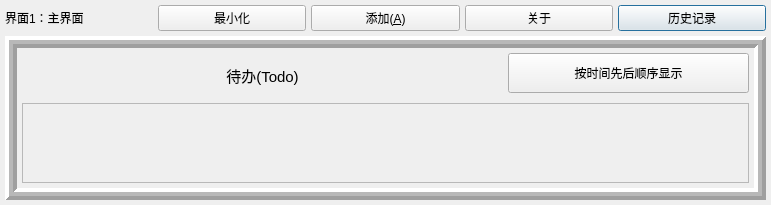
First picture: the form in dialog.ui, repository R-anso/2023226, before the edit.
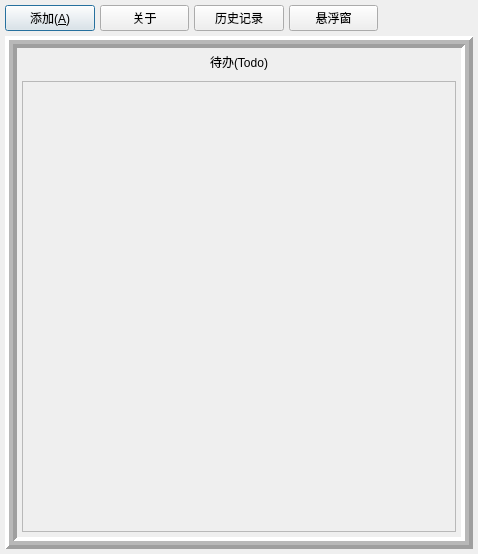
Second picture: the form after the edit.

```diff
--- a/dialog.ui
+++ b/dialog.ui
@@ -6,16 +6,10 @@
    <rect>
     <x>0</x>
     <y>0</y>
-    <width>771</width>
-    <height>204</height>
+    <width>478</width>
+    <height>554</height>
    </rect>
   </property>
-  <property name="maximumSize">
-   <size>
-    <width>2080</width>
-    <height>980</height>
-   </size>
-  </property>
   <property name="windowTitle">
    <string>主界面</string>
   </property>
@@ -35,51 +29,7 @@
    <property name="spacing">
     <number>5</number>
    </property>
-   <item row="0" column="4">
-    <widget class="QPushButton" name="pushButton_4">
-     <property name="text">
-      <string>历史记录</string>
-     </property>
-    </widget>
-   </item>
-   <item row="0" column="2">
-    <widget class="QPushButton" name="pushButton">
-     <property name="text">
-      <string>添加(&amp;A)</string>
-     </property>
-    </widget>
-   </item>
-   <item row="0" column="3">
-    <widget class="QPushButton" name="pushButton_2">
-     <property name="text">
-      <string>关于</string>
-     </property>
-    </widget>
-   </item>
-   <item row="0" column="1">
-    <widget class="QPushButton" name="pushButton_3">
-     <property name="text">
-      <string>最小化</string>
-     </property>
-     <property name="checkable">
-      <bool>true</bool>
-     </property>
-    </widget>
-   </item>
-   <item row="0" column="0">
-    <widget class="QLabel" name="label">
-     <property name="maximumSize">
-      <size>
-       <width>800</width>
-       <height>800</height>
-      </size>
-     </property>
-     <property name="text">
-      <string>界面1：主界面</string>
-     </property>
-    </widget>
-   </item>
-   <item row="1" column="0" colspan="5">
+   <item row="3" column="0" colspan="5">
     <widget class="QFrame" name="frame">
      <property name="frameShape">
       <enum>QFrame::Box</enum>
@@ -93,7 +43,7 @@
      <property name="midLineWidth">
       <number>4</number>
      </property>
-     <layout class="QGridLayout" name="gridLayout_3" rowstretch="0,0,0,0,0,0,0,0,0" columnstretch="2,1">
+     <layout class="QGridLayout" name="gridLayout_3">
       <property name="leftMargin">
        <number>5</number>
       </property>
@@ -109,25 +59,30 @@
       <property name="spacing">
        <number>5</number>
       </property>
-      <item row="6" column="0">
+      <item row="2" column="0">
+       <spacer name="verticalSpacer">
+        <property name="orientation">
+         <enum>Qt::Vertical</enum>
+        </property>
+        <property name="sizeType">
+         <enum>QSizePolicy::Fixed</enum>
+        </property>
+        <property name="sizeHint" stdset="0">
+         <size>
+          <width>20</width>
+          <height>5</height>
+         </size>
+        </property>
+       </spacer>
+      </item>
+      <item row="0" column="0">
        <widget class="QLabel" name="label_3">
-        <property name="minimumSize">
-         <size>
-          <width>0</width>
-          <height>25</height>
-         </size>
-        </property>
         <property name="maximumSize">
          <size>
           <width>16777215</width>
           <height>20</height>
          </size>
         </property>
-        <property name="font">
-         <font>
-          <pointsize>11</pointsize>
-         </font>
-        </property>
         <property name="text">
          <string>待办(Todo)</string>
         </property>
@@ -136,20 +91,8 @@
         </property>
        </widget>
       </item>
-      <item row="8" column="0" colspan="2">
+      <item row="3" column="0">
        <widget class="QScrollArea" name="frame_2">
-        <property name="minimumSize">
-         <size>
-          <width>0</width>
-          <height>80</height>
-         </size>
-        </property>
-        <property name="maximumSize">
-         <size>
-          <width>1080</width>
-          <height>1080</height>
-         </size>
-        </property>
         <property name="widgetResizable">
          <bool>true</bool>
         </property>
@@ -158,54 +101,44 @@
           <rect>
            <x>0</x>
            <y>0</y>
-           <width>725</width>
-           <height>78</height>
+           <width>432</width>
+           <height>436</height>
           </rect>
          </property>
         </widget>
        </widget>
       </item>
-      <item row="7" column="0" colspan="2">
-       <spacer name="verticalSpacer">
-        <property name="orientation">
-         <enum>Qt::Vertical</enum>
-        </property>
-        <property name="sizeType">
-         <enum>QSizePolicy::Fixed</enum>
-        </property>
-        <property name="sizeHint" stdset="0">
-         <size>
-          <width>20</width>
-          <height>5</height>
-         </size>
-        </property>
-       </spacer>
-      </item>
-      <item row="6" column="1">
-       <widget class="QPushButton" name="pushButton_5">
-        <property name="sizePolicy">
-         <sizepolicy hsizetype="Preferred" vsizetype="Fixed">
-          <horstretch>0</horstretch>
-          <verstretch>0</verstretch>
-         </sizepolicy>
-        </property>
-        <property name="minimumSize">
-         <size>
-          <width>20</width>
-          <height>40</height>
-         </size>
-        </property>
-        <property name="text">
-         <string>按时间先后顺序显示</string>
-        </property>
-        <property name="checkable">
-         <bool>true</bool>
-        </property>
-       </widget>
-      </item>
      </layout>
     </widget>
    </item>
+   <item row="2" column="0">
+    <widget class="QPushButton" name="pushButton">
+     <property name="text">
+      <string>添加(&amp;A)</string>
+     </property>
+    </widget>
+   </item>
+   <item row="2" column="3">
+    <widget class="QPushButton" name="toSusbendBtn">
+     <property name="text">
+      <string>悬浮窗</string>
+     </property>
+    </widget>
+   </item>
+   <item row="2" column="1">
+    <widget class="QPushButton" name="pushButton_2">
+     <property name="text">
+      <string>关于</string>
+     </property>
+    </widget>
+   </item>
+   <item row="2" column="2">
+    <widget class="QPushButton" name="pushButton_4">
+     <property name="text">
+      <string>历史记录</string>
+     </property>
+    </widget>
+   </item>
   </layout>
  </widget>
  <resources/>
```
